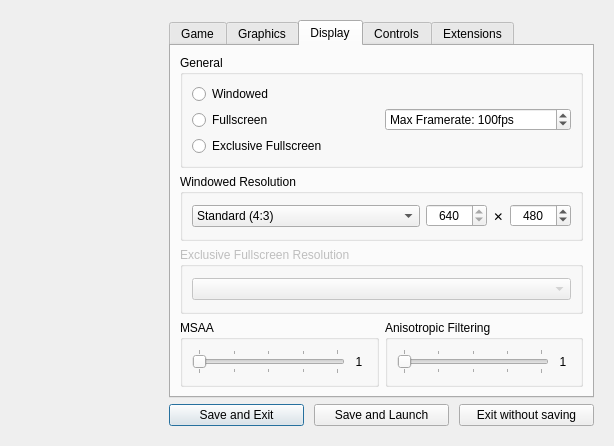
Qt form CONFIG/qt/res/maindialog.ui (isledecomp/isle-portable) before a commit.
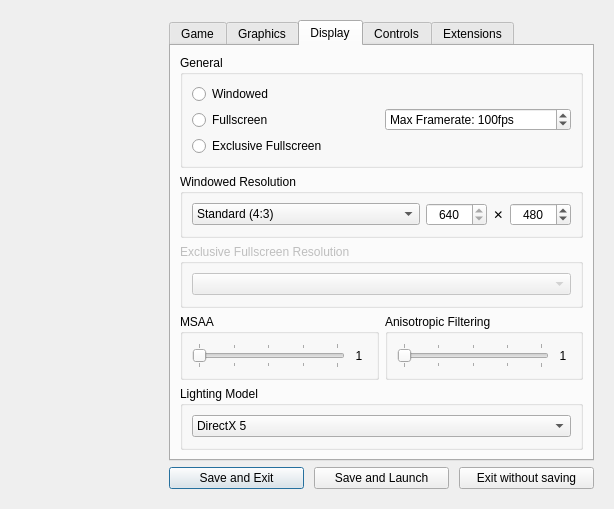
The same form after that commit. The open tabs and pages were chosen to show the change. Icons and pictures are not drawn.

Commit message: Replicate DirectX 5 and DirectX 8 era lighting in the GLES renderers (#823)

Patch:
```diff
--- a/CONFIG/qt/res/maindialog.ui
+++ b/CONFIG/qt/res/maindialog.ui
@@ -948,6 +948,35 @@
             </layout>
            </widget>
           </item>
+          <item>
+           <widget class="QGroupBox" name="lightingModelBox">
+            <property name="toolTip">
+             <string>Selects which DirectX runtime's lighting the renderer reproduces.</string>
+            </property>
+            <property name="title">
+             <string>Lighting Model</string>
+            </property>
+            <layout class="QVBoxLayout" name="verticalLayout_lighting">
+             <item>
+              <widget class="QComboBox" name="lightingModelComboBox">
+               <property name="currentIndex">
+                <number>0</number>
+               </property>
+               <item>
+                <property name="text">
+                 <string>DirectX 5</string>
+                </property>
+               </item>
+               <item>
+                <property name="text">
+                 <string>DirectX 8</string>
+                </property>
+               </item>
+              </widget>
+             </item>
+            </layout>
+           </widget>
+          </item>
          </layout>
         </widget>
         <widget class="QWidget" name="controlsTab">
```
The commit also changes 17 other files.
